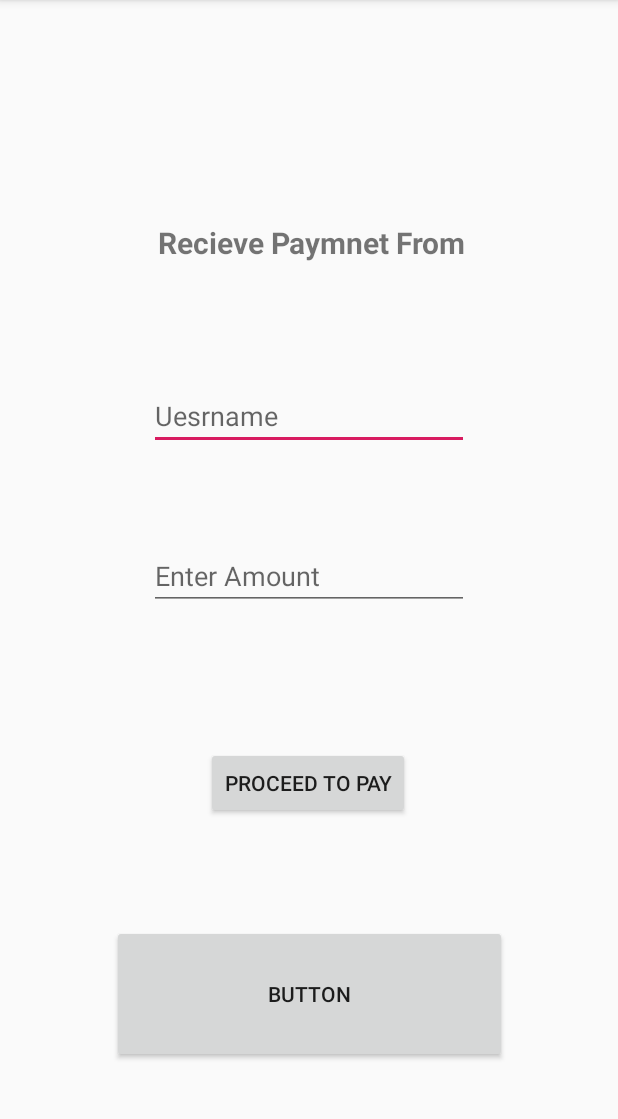
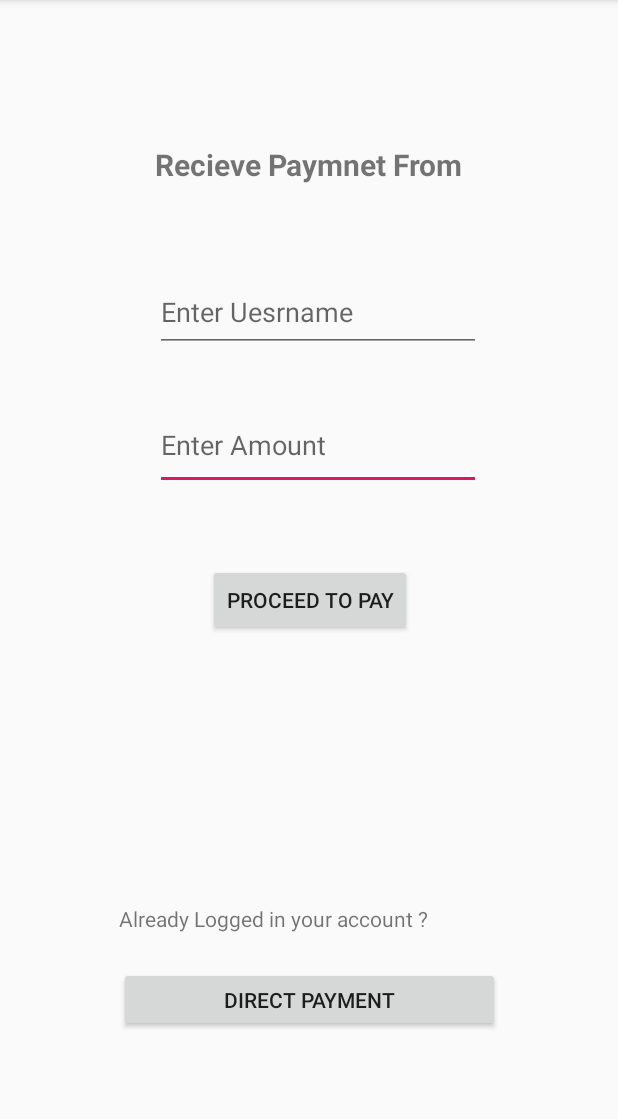
Before and after one commit to finalCall/AutoCred, an Android app: the recieveActivity screen opened directly, with no data from a screen before it, on a phone screen of 412 x 824 dp, the part 84-1203 px from its top. Run offline under Robolectric (Android 15) with nearby library versions, the phone set to English and light mode, and no system bars.

```diff
--- a/app/src/main/AndroidManifest.xml
+++ b/app/src/main/AndroidManifest.xml
@@ -17,7 +17,6 @@
         <activity android:name=".signupView" />
         <activity android:name=".recieveActivity" />
         <activity android:name=".payActivity" />
-        <activity android:name=".paySpinner" />
         <activity android:name=".MainActivity">
             <intent-filter>
                 <action android:name="android.intent.action.MAIN" />
--- a/app/src/main/java/com/dhruv/app/confirmPay.java
+++ b/app/src/main/java/com/dhruv/app/confirmPay.java
@@ -19,7 +19,7 @@ public class confirmPay extends AppCompatActivity {
         homeButton.setOnClickListener(new View.OnClickListener() {
             @Override
             public void onClick(View v) {
-                Intent i = new Intent(getApplicationContext(), paySpinner.class);
+                Intent i = new Intent(getApplicationContext(), payActivity.class);
                 startActivity(i);
             }
         });
--- a/app/src/main/java/com/dhruv/app/recieveActivity.java
+++ b/app/src/main/java/com/dhruv/app/recieveActivity.java
@@ -20,6 +20,7 @@ public class recieveActivity extends AppCompatActivity {
         setContentView(R.layout.activity_recieve);
 
         Button paymentButton = (Button) findViewById(R.id.paymentButton);
+        Button paymentNavigate = (Button) findViewById(R.id.payNavigateButton);
 
         paymentButton.setOnClickListener(new View.OnClickListener() {
             @Override
@@ -28,6 +29,15 @@ public class recieveActivity extends AppCompatActivity {
                 startActivityForResult(intent, REQUEST_VIDEO_CAPTURE);
             }
         });
+
+        paymentNavigate.setOnClickListener(new View.OnClickListener() {
+            @Override
+            public void onClick(View v) {
+                Intent i = new Intent(getApplicationContext(), payActivity.class);
+                startActivity(i);
+            }
+        });
+
     }
 
     @Override
--- a/app/src/main/res/layout/activity_recieve.xml
+++ b/app/src/main/res/layout/activity_recieve.xml
@@ -6,63 +6,73 @@
     android:layout_height="match_parent"
     tools:context="com.dhruv.app.recieveActivity">
 
+    <TextView
+        android:id="@+id/textView4"
+        android:layout_width="wrap_content"
+        android:layout_height="wrap_content"
+        android:layout_marginTop="93dp"
+        android:layout_marginBottom="56dp"
+        android:text="Recieve Paymnet From"
+        android:textSize="20sp"
+        android:textStyle="bold"
+        app:layout_constraintBottom_toTopOf="@+id/username"
+        app:layout_constraintEnd_toEndOf="parent"
+        app:layout_constraintStart_toStartOf="parent"
+        app:layout_constraintTop_toTopOf="parent" />
+
+    <EditText
+        android:id="@+id/userAmount"
+        android:layout_width="217dp"
+        android:layout_height="60dp"
+        android:layout_marginBottom="47dp"
+        android:ems="10"
+        android:hint="Enter Amount"
+        android:inputType="numberDecimal"
+        app:layout_constraintBottom_toTopOf="@+id/paymentButton"
+        app:layout_constraintStart_toStartOf="@+id/username"
+        app:layout_constraintTop_toBottomOf="@+id/username" />
+
     <Button
         android:id="@+id/paymentButton"
         android:layout_width="wrap_content"
         android:layout_height="wrap_content"
-        android:layout_marginTop="91dp"
+        android:layout_marginStart="35dp"
+        android:layout_marginBottom="176dp"
         android:text="Proceed to Pay"
-        app:layout_constraintEnd_toEndOf="parent"
-        app:layout_constraintHorizontal_bias="0.498"
-        app:layout_constraintStart_toStartOf="parent"
+        app:layout_constraintBottom_toTopOf="@+id/textView8"
+        app:layout_constraintStart_toStartOf="@+id/userAmount"
         app:layout_constraintTop_toBottomOf="@+id/userAmount" />
-
-    <TextView
-        android:id="@+id/textView4"
-        android:layout_width="wrap_content"
-        android:layout_height="wrap_content"
-        android:layout_marginTop="148dp"
-        android:layout_marginBottom="441dp"
-        android:text="Recieve Paymnet From"
-        android:textSize="20sp"
-        android:textStyle="bold"
-        app:layout_constraintBottom_toTopOf="@+id/button"
-        app:layout_constraintEnd_toEndOf="parent"
-        app:layout_constraintHorizontal_bias="0.509"
-        app:layout_constraintStart_toStartOf="parent"
-        app:layout_constraintTop_toTopOf="parent" />
 
     <EditText
         android:id="@+id/username"
-        android:layout_width="wrap_content"
-        android:layout_height="wrap_content"
-        android:layout_marginBottom="61dp"
+        android:layout_width="217dp"
+        android:layout_height="53dp"
+        android:layout_marginBottom="29dp"
         android:ems="10"
-        android:hint="Uesrname"
+        android:hint="Enter Uesrname"
         android:inputType="textPersonName"
         app:layout_constraintBottom_toTopOf="@+id/userAmount"
-        app:layout_constraintEnd_toEndOf="parent"
-        app:layout_constraintStart_toStartOf="parent" />
-
-    <EditText
-        android:id="@+id/userAmount"
-        android:layout_width="wrap_content"
-        android:layout_height="wrap_content"
-        android:ems="10"
-        android:hint="Enter Amount"
-        android:inputType="numberDecimal"
-        app:layout_constraintBottom_toBottomOf="parent"
-        app:layout_constraintStart_toStartOf="@+id/username"
-        app:layout_constraintTop_toTopOf="parent" />
+        app:layout_constraintStart_toStartOf="@+id/textView4"
+        app:layout_constraintTop_toBottomOf="@+id/textView4" />
 
     <Button
-        android:id="@+id/button"
-        android:layout_width="263dp"
-        android:layout_height="0dp"
-        android:layout_marginBottom="59dp"
-        android:text="Button"
+        android:id="@+id/payNavigateButton"
+        android:layout_width="254dp"
+        android:layout_height="43dp"
+        android:layout_marginBottom="77dp"
+        android:text="Direct Payment"
         app:layout_constraintBottom_toBottomOf="parent"
         app:layout_constraintEnd_toEndOf="parent"
         app:layout_constraintStart_toStartOf="parent"
-        app:layout_constraintTop_toBottomOf="@+id/textView4" />
+        app:layout_constraintTop_toBottomOf="@+id/textView8" />
+
+    <TextView
+        android:id="@+id/textView8"
+        android:layout_width="252dp"
+        android:layout_height="26dp"
+        android:layout_marginBottom="14dp"
+        android:text="Already Logged in your account ?"
+        app:layout_constraintBottom_toTopOf="@+id/payNavigateButton"
+        app:layout_constraintStart_toStartOf="@+id/payNavigateButton"
+        app:layout_constraintTop_toBottomOf="@+id/paymentButton" />
 </androidx.constraintlayout.widget.ConstraintLayout>
```
Also changed, not shown: app/src/main/java/com/dhruv/app/paySpinner.java (deleted, +0 -35 lines), app/src/main/res/layout/activity_confirm_pay.xml (+19 -2 lines), app/src/main/res/layout/activity_pay.xml (+24 -20 lines), app/src/main/res/layout/activity_pay_spinner.xml (deleted, +0 -37 lines).
